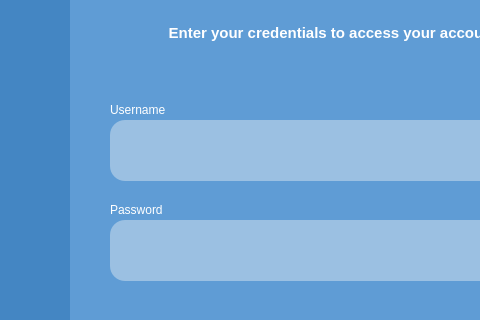
First picture: the form in AGUniverse/login.ui, repository codingburgas/sprint-eschool-ag-universe, before the edit; both pictures show x 0 to 480 and y 170 to 490 of the 1100 by 720 pixel window.
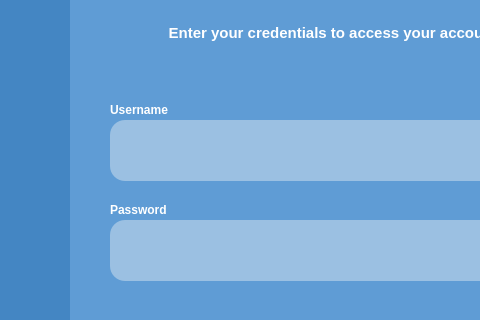
Second picture: the form after the edit.

```diff
--- a/AGUniverse/login.ui
+++ b/AGUniverse/login.ui
@@ -147,8 +147,9 @@
      </rect>
     </property>
     <property name="styleSheet">
-     <string notr="true">font:12pt &quot;Allerta&quot;;
-color:white;</string>
+     <string notr="true">font:15pt &quot;Allerta&quot;;
+color:white;
+font-weight: 575;</string>
     </property>
     <property name="text">
      <string>Username</string>
@@ -184,8 +185,9 @@
      </rect>
     </property>
     <property name="styleSheet">
-     <string notr="true">font:12pt &quot;Allerta&quot;;
-color:white;</string>
+     <string notr="true">font:15pt &quot;Allerta&quot;;
+color:white;
+font-weight: 600;</string>
     </property>
     <property name="text">
      <string>Password</string>
```
Left out of the diff: 12 changed lines with no effect on the pictures.
